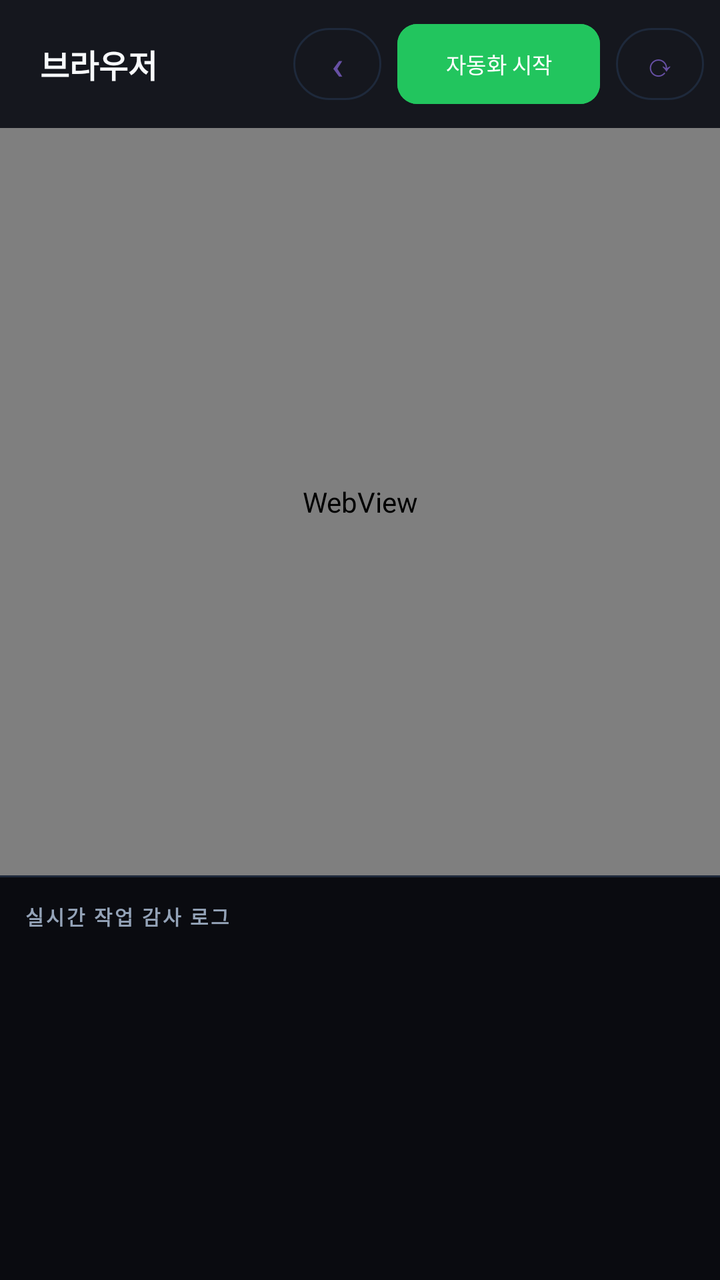
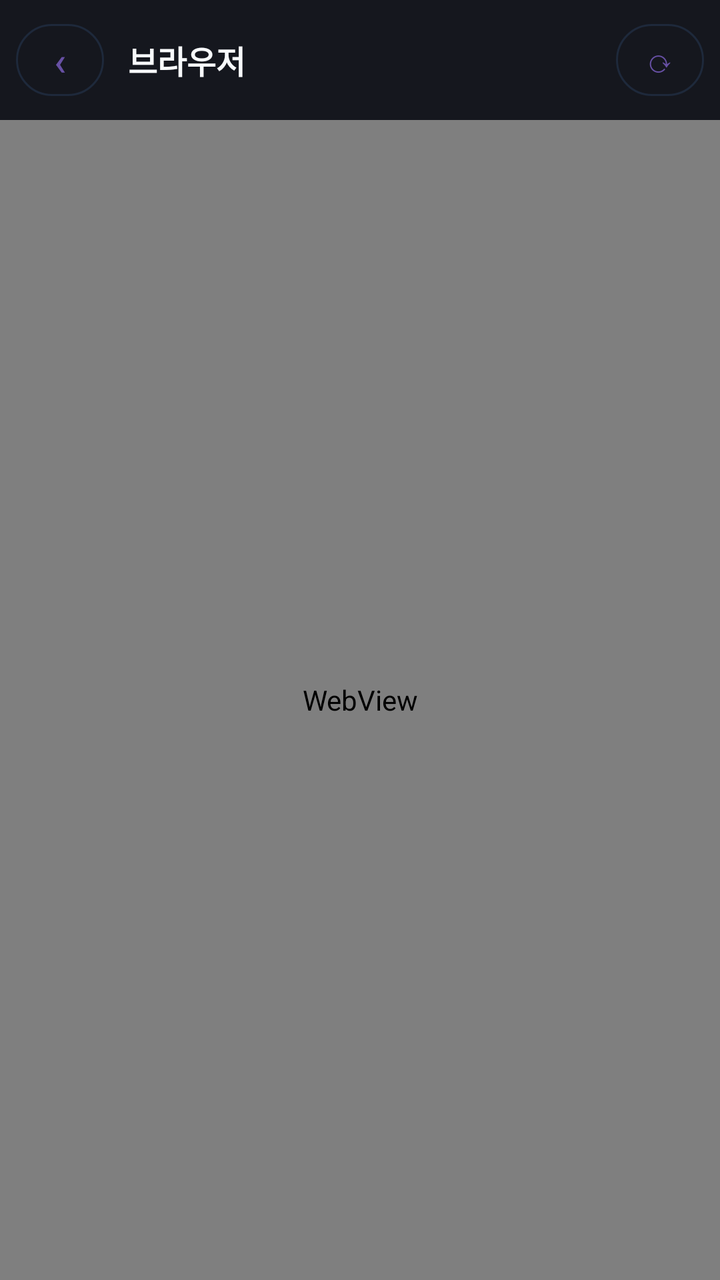

Compare the two renders of this Android layout. The source of the first and the diff that turns it into the second are given below.
<!-- AndroidManifest.xml: application theme Theme.Snshub -->
<!-- res/layout/activity_web.xml -->
<?xml version="1.0" encoding="utf-8"?>
<LinearLayout xmlns:android="http://schemas.android.com/apk/res/android"
    xmlns:app="http://schemas.android.com/apk/res-auto"
    android:layout_width="match_parent"
    android:layout_height="match_parent"
    android:orientation="vertical"
    android:background="@color/bg_dark">

    
    <LinearLayout
        android:layout_width="match_parent"
        android:layout_height="wrap_content"
        android:orientation="horizontal"
        android:gravity="center_vertical"
        android:background="@color/card_dark"
        android:padding="8dp">

        <TextView
            android:id="@+id/title"
            android:layout_width="0dp"
            android:layout_height="wrap_content"
            android:layout_weight="1"
            android:text="브라우저"
            android:textColor="@color/text_primary"
            android:textSize="16sp"
            android:textStyle="bold"
            android:paddingHorizontal="12dp" />

        <com.google.android.material.button.MaterialButton
            android:id="@+id/btnBack"
            style="?attr/materialButtonOutlinedStyle"
            android:layout_width="44dp"
            android:layout_height="44dp"
            android:text="‹"
            android:textSize="20sp"
            android:insetLeft="0dp"
            android:insetRight="0dp"
            android:padding="0dp"
            app:strokeColor="@color/divider" />

        <com.google.android.material.button.MaterialButton
            android:id="@+id/btnAuto"
            android:layout_width="wrap_content"
            android:layout_height="wrap_content"
            android:layout_marginStart="8dp"
            android:text="자동화 시작"
            android:textSize="11sp"
            app:cornerRadius="10dp"
            android:backgroundTint="@color/accent_primary" />

        <com.google.android.material.button.MaterialButton
            android:id="@+id/btnReload"
            style="?attr/materialButtonOutlinedStyle"
            android:layout_width="44dp"
            android:layout_height="44dp"
            android:layout_marginStart="8dp"
            android:text="⟳"
            android:textSize="16sp"
            android:insetLeft="0dp"
            android:insetRight="0dp"
            android:padding="0dp"
            app:strokeColor="@color/divider" />
    </LinearLayout>

    <ProgressBar
        android:id="@+id/progress"
        style="?android:attr/progressBarStyleHorizontal"
        android:layout_width="match_parent"
        android:layout_height="2dp"
        android:backgroundTint="@color/divider"
        android:progressTint="@color/accent_primary"
        android:visibility="gone" />

    <WebView
        android:id="@+id/web"
        android:layout_width="match_parent"
        android:layout_height="0dp"
        android:layout_weight="0.65" />

    <View
        android:layout_width="match_parent"
        android:layout_height="1dp"
        android:background="@color/divider" />

    <LinearLayout
        android:layout_width="match_parent"
        android:layout_height="0dp"
        android:layout_weight="0.35"
        android:orientation="vertical"
        android:background="@color/bg_dark"
        android:padding="12dp">

        <TextView
            android:layout_width="wrap_content"
            android:layout_height="wrap_content"
            android:text="실시간 작업 감사 로그"
            android:textColor="@color/text_secondary"
            android:textSize="10sp"
            android:textStyle="bold"
            android:letterSpacing="0.1" />

        <ScrollView
            android:id="@+id/scrollLog"
            android:layout_width="match_parent"
            android:layout_height="match_parent"
            android:layout_marginTop="8dp">

            <TextView
                android:id="@+id/logText"
                android:layout_width="match_parent"
                android:layout_height="wrap_content"
                android:textColor="@color/status_green"
                android:textSize="11sp"
                android:fontFamily="monospace"
                android:lineSpacingExtra="2dp" />
        </ScrollView>
    </LinearLayout>
</LinearLayout>
<!-- resources referenced by this layout -->
<resources>
  <color name="accent_primary">#22C55E</color>
  <color name="bg_dark">#0A0B10</color>
  <color name="card_dark">#15171E</color>
  <color name="divider">#1E293B</color>
  <color name="status_green">#10B981</color>
  <color name="text_primary">#F8FAFC</color>
  <color name="text_secondary">#94A3B8</color>
  <style name="Theme.Snshub" parent="Theme.Material3.DayNight.NoActionBar">
          <item name="android:windowBackground">#0d0d0d</item>
          <item name="android:statusBarColor">#101010</item>
          <item name="android:navigationBarColor">#0d0d0d</item>
      </style>
</resources>

<!-- the commit's change to res/layout/activity_web.xml (unified diff, before → after) -->
@@ -6,7 +6,6 @@
     android:orientation="vertical"
     android:background="@color/bg_dark">
 
-    
     <LinearLayout
         android:layout_width="match_parent"
         android:layout_height="wrap_content"
@@ -14,17 +13,6 @@
         android:gravity="center_vertical"
         android:background="@color/card_dark"
         android:padding="8dp">
-
-        <TextView
-            android:id="@+id/title"
-            android:layout_width="0dp"
-            android:layout_height="wrap_content"
-            android:layout_weight="1"
-            android:text="브라우저"
-            android:textColor="@color/text_primary"
-            android:textSize="16sp"
-            android:textStyle="bold"
-            android:paddingHorizontal="12dp" />
 
         <com.google.android.material.button.MaterialButton
             android:id="@+id/btnBack"
@@ -38,22 +26,24 @@
             android:padding="0dp"
             app:strokeColor="@color/divider" />
 
-        <com.google.android.material.button.MaterialButton
-            android:id="@+id/btnAuto"
-            android:layout_width="wrap_content"
+        <TextView
+            android:id="@+id/title"
+            android:layout_width="0dp"
             android:layout_height="wrap_content"
-            android:layout_marginStart="8dp"
-            android:text="자동화 시작"
-            android:textSize="11sp"
-            app:cornerRadius="10dp"
-            android:backgroundTint="@color/accent_primary" />
+            android:layout_weight="1"
+            android:text="브라우저"
+            android:textColor="@color/text_primary"
+            android:textSize="16sp"
+            android:textStyle="bold"
+            android:paddingHorizontal="12dp"
+            android:maxLines="1"
+            android:ellipsize="end" />
 
         <com.google.android.material.button.MaterialButton
             android:id="@+id/btnReload"
             style="?attr/materialButtonOutlinedStyle"
             android:layout_width="44dp"
             android:layout_height="44dp"
-            android:layout_marginStart="8dp"
             android:text="⟳"
             android:textSize="16sp"
             android:insetLeft="0dp"
@@ -75,44 +65,5 @@
         android:id="@+id/web"
         android:layout_width="match_parent"
         android:layout_height="0dp"
-        android:layout_weight="0.65" />
-
-    <View
-        android:layout_width="match_parent"
-        android:layout_height="1dp"
-        android:background="@color/divider" />
-
-    <LinearLayout
-        android:layout_width="match_parent"
-        android:layout_height="0dp"
-        android:layout_weight="0.35"
-        android:orientation="vertical"
-        android:background="@color/bg_dark"
-        android:padding="12dp">
-
-        <TextView
-            android:layout_width="wrap_content"
-            android:layout_height="wrap_content"
-            android:text="실시간 작업 감사 로그"
-            android:textColor="@color/text_secondary"
-            android:textSize="10sp"
-            android:textStyle="bold"
-            android:letterSpacing="0.1" />
-
-        <ScrollView
-            android:id="@+id/scrollLog"
-            android:layout_width="match_parent"
-            android:layout_height="match_parent"
-            android:layout_marginTop="8dp">
-
-            <TextView
-                android:id="@+id/logText"
-                android:layout_width="match_parent"
-                android:layout_height="wrap_content"
-                android:textColor="@color/status_green"
-                android:textSize="11sp"
-                android:fontFamily="monospace"
-                android:lineSpacingExtra="2dp" />
-        </ScrollView>
-    </LinearLayout>
+        android:layout_weight="1" />
 </LinearLayout>
<!-- resource entries referenced after the edit -->
@@ -4,9 +4,7 @@
   <color name="bg_dark">#0A0B10</color>
   <color name="card_dark">#15171E</color>
   <color name="divider">#1E293B</color>
-  <color name="status_green">#10B981</color>
   <color name="text_primary">#F8FAFC</color>
-  <color name="text_secondary">#94A3B8</color>
   <style name="Theme.Snshub" parent="Theme.Material3.DayNight.NoActionBar">
           <item name="android:windowBackground">#0d0d0d</item>
           <item name="android:statusBarColor">#101010</item>
